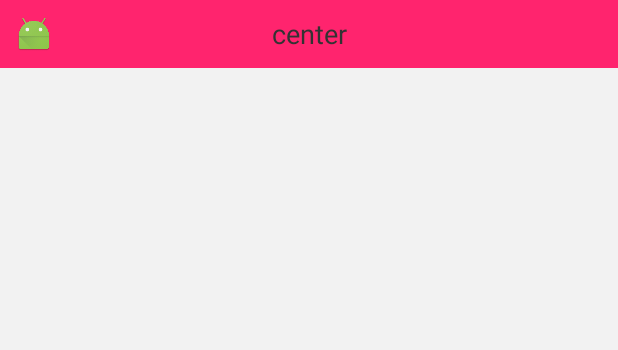
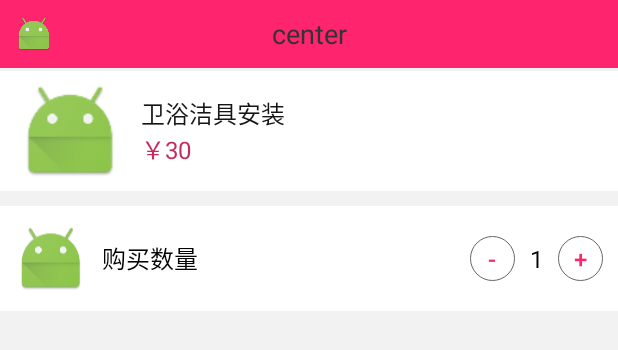
Before and after one commit to zhangqufa/hulijie, an Android app: the layout act_order_progress.xml on its own in the app's theme, with its tools: preview values and no code run, on a phone screen of 412 x 824 dp. Shown: the top 350 px of the screen. Run offline under Robolectric (Android 15) with nearby library versions, the phone set to English and light mode, and no system bars.

Commit message:
order ui

```diff
--- a/app/src/main/java/com/ssj/hulijie/pro/firstpage/view/OrderActivity.java
+++ b/app/src/main/java/com/ssj/hulijie/pro/firstpage/view/OrderActivity.java
@@ -2,7 +2,9 @@ package com.ssj.hulijie.pro.firstpage.view;
 
 import android.os.Bundle;
 import android.view.View;
+import android.widget.Button;
 import android.widget.RelativeLayout;
+import android.widget.TextView;
 
 import com.ssj.hulijie.R;
 import com.ssj.hulijie.mvp.presenter.impl.MvpBasePresenter;
@@ -10,11 +12,17 @@ import com.ssj.hulijie.pro.base.view.BaseActivity;
 import com.ssj.hulijie.utils.TitlebarUtil;
 
 
+
 /**
  * Created by Administrator on 2017/5/15.
  */
 
 public class OrderActivity extends BaseActivity implements View.OnClickListener {
+    private TextView order_buy_count;  //购买数量
+    private int count = 1;
+    private Button order_sub;
+
+
     @Override
     public MvpBasePresenter bindPresenter() {
         return null;
@@ -29,7 +37,11 @@ public class OrderActivity extends BaseActivity implements View.OnClickListener
 
     private void initView() {
         initToolbar();
-
+        order_sub = (Button)findViewById(R.id.order_sub);
+        findViewById(R.id.order_add).setOnClickListener(this);
+        order_sub.setOnClickListener(this);
+        order_sub.setClickable(false);
+        order_buy_count = (TextView)findViewById(R.id.order_buy_count);
     }
 
     private void initToolbar() {
@@ -44,5 +56,26 @@ public class OrderActivity extends BaseActivity implements View.OnClickListener
 
     @Override
     public void onClick(View view) {
+        switch (view.getId()) {
+            case R.id.order_add:
+                count++;
+                changeBuyCount();
+                break;
+            case R.id.order_sub:
+                if (count > 1) {
+                    count--;
+                    changeBuyCount();
+                }
+                break;
+        }
+    }
+
+    private void changeBuyCount(){
+        if (count > 1) {
+           order_sub.setClickable(true);
+        } else if (count == 1) {
+            order_sub.setClickable(false);
+        }
+        order_buy_count.setText(count + "");
     }
 }
--- /dev/null
+++ b/app/src/main/res/drawable/selecteor_add_sub_btn.xml
@@ -0,0 +1,19 @@
+<?xml version="1.0" encoding="utf-8"?>
+<selector xmlns:android="http://schemas.android.com/apk/res/android">
+
+    <item android:state_pressed="true">
+        <shape android:shape="oval">
+            <solid android:color="@color/comm_grey_666666_0_9" />
+            <stroke android:color="@color/comm_grey_666666" android:width="0.5dp"/>
+        </shape>
+    </item>
+
+    <item android:state_pressed="false">
+        <shape android:shape="oval">
+            <stroke android:color="@color/comm_grey_666666" android:width="0.5dp"/>
+        </shape>
+
+    </item>
+
+
+</selector>
--- a/app/src/main/res/layout/act_order_progress.xml
+++ b/app/src/main/res/layout/act_order_progress.xml
@@ -1,10 +1,127 @@
 <?xml version="1.0" encoding="utf-8"?>
 <LinearLayout xmlns:android="http://schemas.android.com/apk/res/android"
     android:layout_width="match_parent"
+    android:layout_height="match_parent"
     android:background="@color/app_bg"
-    android:layout_height="match_parent"
     android:orientation="vertical">
 
     <include layout="@layout/toolbar" />
 
+    <RelativeLayout
+        android:layout_width="match_parent"
+        android:layout_height="80dp"
+        android:layout_marginBottom="10dp"
+        android:layout_marginTop="2dp"
+        android:background="@android:color/white">
+
+
+        <ImageView
+            android:id="@+id/order_img"
+            android:layout_width="74dp"
+            android:layout_height="match_parent"
+            android:layout_marginBottom="5dp"
+            android:layout_marginLeft="10dp"
+            android:layout_marginRight="10dp"
+            android:layout_marginTop="5dp"
+            android:src="@mipmap/ic_launcher" />
+
+        <LinearLayout
+            android:layout_width="match_parent"
+            android:layout_height="match_parent"
+            android:layout_toRightOf="@id/order_img"
+            android:gravity="center_vertical"
+            android:orientation="vertical">
+
+            <TextView
+                android:id="@+id/order_title"
+                android:layout_width="wrap_content"
+                android:layout_height="wrap_content"
+                android:lines="1"
+                android:text="卫浴洁具安装"
+                android:textColor="#151515"
+                android:textSize="16sp" />
+
+            <TextView
+                android:layout_width="wrap_content"
+                android:layout_height="wrap_content"
+                android:lines="1"
+                android:text="￥30"
+                android:textColor="#c42a60"
+                android:textSize="16sp" />
+        </LinearLayout>
+
+    </RelativeLayout>
+
+    <RelativeLayout
+
+        android:layout_width="match_parent"
+        android:layout_height="70dp"
+        android:background="@android:color/white">
+
+        <ImageView
+            android:id="@+id/item_img1"
+            android:layout_width="wrap_content"
+            android:layout_height="match_parent"
+            android:layout_marginLeft="10dp"
+            android:src="@mipmap/ic_launcher" />
+
+        <TextView
+            android:layout_width="wrap_content"
+            android:layout_height="wrap_content"
+            android:layout_centerVertical="true"
+            android:layout_marginLeft="10dp"
+            android:layout_toRightOf="@id/item_img1"
+            android:text="购买数量"
+            android:textColor="#030303"
+            android:textSize="16sp" />
+
+
+        <LinearLayout
+
+            android:layout_width="wrap_content"
+            android:layout_height="match_parent"
+            android:layout_alignParentRight="true"
+            android:gravity="center_vertical">
+
+            <Button
+                android:id="@+id/order_sub"
+                android:layout_width="30dp"
+                android:layout_height="30dp"
+                android:background="@drawable/selecteor_add_sub_btn"
+                android:clickable="false"
+                android:gravity="center"
+                android:src="@mipmap/ic_launcher"
+                android:text="-"
+                android:textColor="@color/colorPrimary"
+                android:textSize="16sp" />
+
+
+            <TextView
+                android:id="@+id/order_buy_count"
+                android:layout_width="wrap_content"
+                android:layout_height="wrap_content"
+                android:layout_marginLeft="10dp"
+                android:layout_marginRight="10dp"
+                android:text="1"
+                android:textColor="#030303"
+                android:textSize="16sp" />
+
+
+            <Button
+                android:id="@+id/order_add"
+                android:layout_width="30dp"
+                android:layout_height="30dp"
+                android:layout_marginRight="10dp"
+                android:background="@drawable/selecteor_add_sub_btn"
+                android:clickable="true"
+                android:gravity="center"
+                android:text="+"
+                android:textColor="@color/colorPrimary"
+                android:textSize="16sp" />
+
+        </LinearLayout>
+
+    </RelativeLayout>
+
+
 </LinearLayout>
--- a/app/src/main/res/values/colors.xml
+++ b/app/src/main/res/values/colors.xml
@@ -11,6 +11,7 @@
     <color name="comm_grey_333333">#333333</color>
     <color name="comm_grey_cccccc">#cccccc</color>
     <color name="comm_grey_666666">#666666</color>
+    <color name="comm_grey_666666_0_9">#7F666666</color>
     <color name="comm_grey_f5f5f5">#f5f5f5</color>
     <color name="comm_bg_app">#eeeeee</color>
     <color name="line_color">#eeeeee</color>
```
